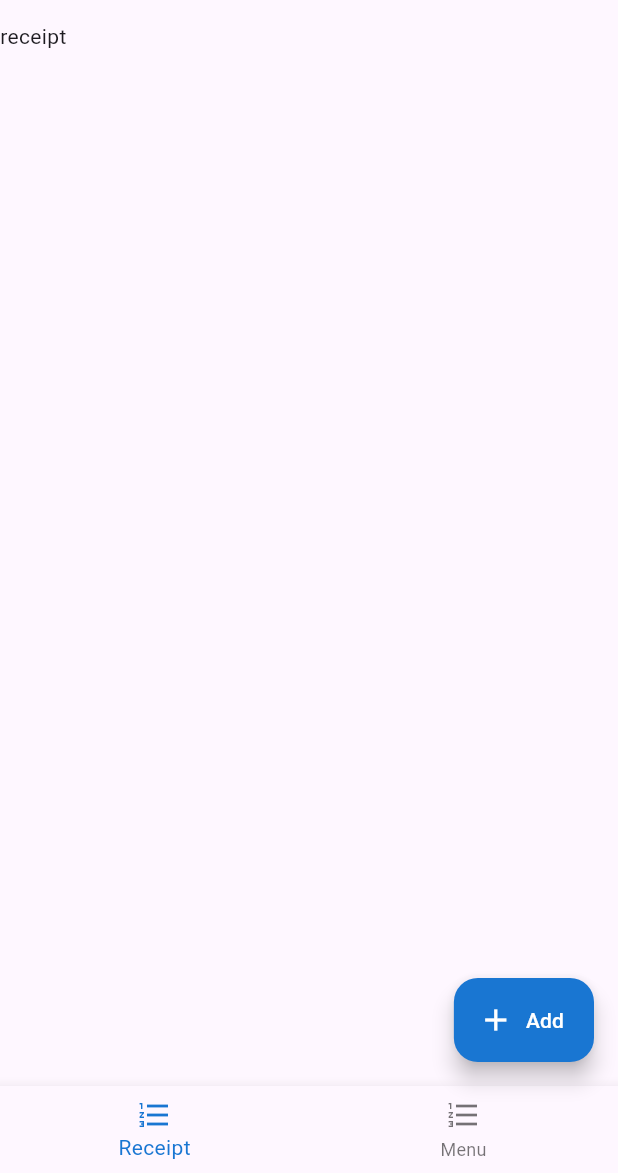
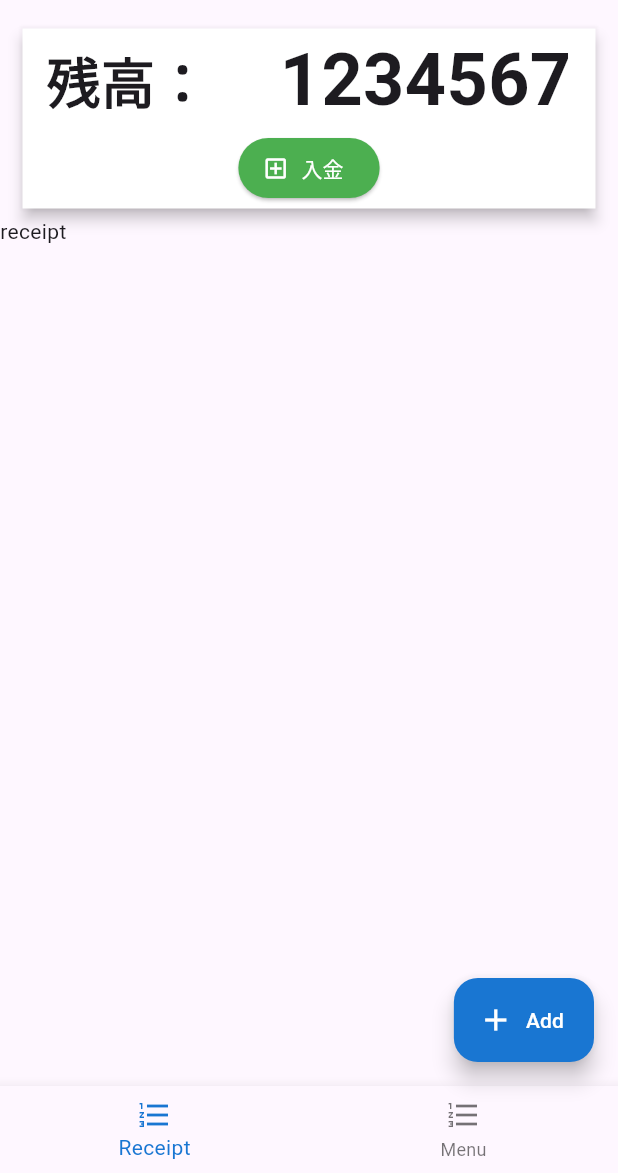
Before and after one commit to woodyvillage/stash-book, a Flutter app: the screen it shows after launch, on a phone screen of 412 x 824 dp, the part 63-1236 px from its top. Run offline on Flutter 3.47's test engine with Material 3 defaults, Android fonts, the phone set to English and light mode, and no system bars; generated files the repository leaves out were written again.

Commit message:
enhanced fixed header

```diff
--- a/lib/view/application/contents/application_contents.dart
+++ b/lib/view/application/contents/application_contents.dart
@@ -2,6 +2,7 @@ import 'package:flutter/material.dart';
 import 'package:provider/provider.dart';
 import 'package:stash_book/const/routing_const.dart';
 import 'package:stash_book/service/navigator_position_service.dart';
+import 'package:stash_book/view/design/simple_dashboard/simple_dashboard_organisms.dart';
 
 class ApplicationContents extends StatefulWidget {
   const ApplicationContents({super.key});
@@ -30,13 +31,13 @@ class _ApplicationContentsState extends State<ApplicationContents> {
   Widget build(BuildContext context) {
     return Column(
       children: <Widget>[
-        // // 固定ヘッダ
-        // Container(
-        //   margin: const EdgeInsets.fromLTRB(10, 0, 10, 0),
-        //   width: MediaQuery.of(context).size.width,
-        //   height: 70,
-        //   child: Text(l10n.applicationTitle),
-        // ),
+        // 固定ヘッダ
+        Container(
+          margin: const EdgeInsets.fromLTRB(10, 0, 10, 0),
+          width: MediaQuery.of(context).size.width,
+          height: 130,
+          child: const SimpleDashboardOrganisms(),
+        ),
         // 可変ページャー
         Expanded(
           child: PageView(
--- /dev/null
+++ b/lib/view/design/simple_dashboard/simple_dashboard_organisms.dart
@@ -0,0 +1,21 @@
+import 'package:flutter/material.dart';
+import 'package:stash_book/view/design/widget/molecules/simple_dashboard_molecules.dart';
+
+class SimpleDashboardOrganisms extends StatefulWidget {
+  const SimpleDashboardOrganisms({super.key});
+
+  @override
+  State createState() => _SimpleDashboardOrganismsState();
+}
+
+class _SimpleDashboardOrganismsState extends State<SimpleDashboardOrganisms> {
+  @override
+  void initState() {
+    super.initState();
+  }
+
+  @override
+  Widget build(BuildContext context) {
+    return const SimpleDashboardMolecules();
+  }
+}
--- /dev/null
+++ b/lib/view/design/widget/atoms/button/deposit_button.dart
@@ -0,0 +1,24 @@
+import 'package:flutter/material.dart';
+import 'package:stash_book/view/design/wrapper/atoms_widget.dart';
+
+class DepositButtonAtoms extends AtomWidget {
+  const DepositButtonAtoms({
+    super.key,
+  });
+
+  @override
+  Widget buildMaterial(BuildContext context) {
+    return ElevatedButton.icon(
+      icon: const Icon(
+        Icons.add_box_outlined,
+        color: Colors.white,
+      ),
+      label: const Text('入金'),
+      style: ElevatedButton.styleFrom(
+        backgroundColor: Colors.green,
+        foregroundColor: Colors.white,
+      ),
+      onPressed: () {},
+    );
+  }
+}
--- /dev/null
+++ b/lib/view/design/widget/atoms/card/simple_card.dart
@@ -0,0 +1,18 @@
+import 'package:flutter/material.dart';
+import 'package:stash_book/view/design/wrapper/atoms_widget.dart';
+
+class SimpleCardAtoms extends AtomWidget {
+  const SimpleCardAtoms({super.key, required this.child});
+  final List<Widget> child;
+
+  @override
+  Widget buildMaterial(BuildContext context) {
+    return Card(
+      color: Colors.white,
+      elevation: 4,
+      margin: const EdgeInsets.all(5),
+      shape: const RoundedRectangleBorder(),
+      child: Column(children: child),
+    );
+  }
+}
--- /dev/null
+++ b/lib/view/design/widget/atoms/container/estimate_container.dart
@@ -0,0 +1,38 @@
+import 'package:flutter/material.dart';
+import 'package:stash_book/view/design/wrapper/atoms_widget.dart';
+
+class EstimateContainerAtoms extends AtomWidget {
+  const EstimateContainerAtoms({super.key});
+
+  @override
+  Widget buildMaterial(BuildContext context) {
+    return Row(
+      children: [
+        Container(
+          width: 150,
+          padding: const EdgeInsets.symmetric(horizontal: 16),
+          child: const Text(
+            '残高：',
+            textAlign: TextAlign.start,
+            style: TextStyle(
+              fontWeight: FontWeight.w600,
+              fontSize: 36,
+            ),
+          ),
+        ),
+        Container(
+          width: MediaQuery.of(context).size.width - 180,
+          padding: const EdgeInsets.symmetric(horizontal: 16),
+          child: const Text(
+            '1234567',
+            textAlign: TextAlign.end,
+            style: TextStyle(
+              fontWeight: FontWeight.w600,
+              fontSize: 48,
+            ),
+          ),
+        ),
+      ],
+    );
+  }
+}
--- /dev/null
+++ b/lib/view/design/widget/molecules/simple_dashboard_molecules.dart
@@ -0,0 +1,23 @@
+import 'package:flutter/material.dart';
+import 'package:stash_book/view/design/widget/atoms/button/deposit_button.dart';
+import 'package:stash_book/view/design/widget/atoms/card/simple_card.dart';
+import 'package:stash_book/view/design/widget/atoms/container/estimate_container.dart';
+import 'package:stash_book/view/design/wrapper/molecules_widget.dart';
+
+class SimpleDashboardMolecules extends MoleculeWidget {
+  const SimpleDashboardMolecules({super.key});
+
+  @override
+  Widget buildMolecule(final BuildContext context) {
+    return SimpleCardAtoms(
+      child: buildMolecules(context),
+    );
+  }
+
+  List<Widget> buildMolecules(final BuildContext context) {
+    List<Widget> containers = [];
+    containers.add(const EstimateContainerAtoms());
+    containers.add(const DepositButtonAtoms());
+    return containers;
+  }
+}
```
Also changed, not shown: lib/view/design/wrapper/atoms_widget.dart (added, +29 -0 lines), lib/view/design/wrapper/molecules_widget.dart (added, +18 -0 lines), lib/view/design/wrapper/wrapper.dart (added, +25 -0 lines).
